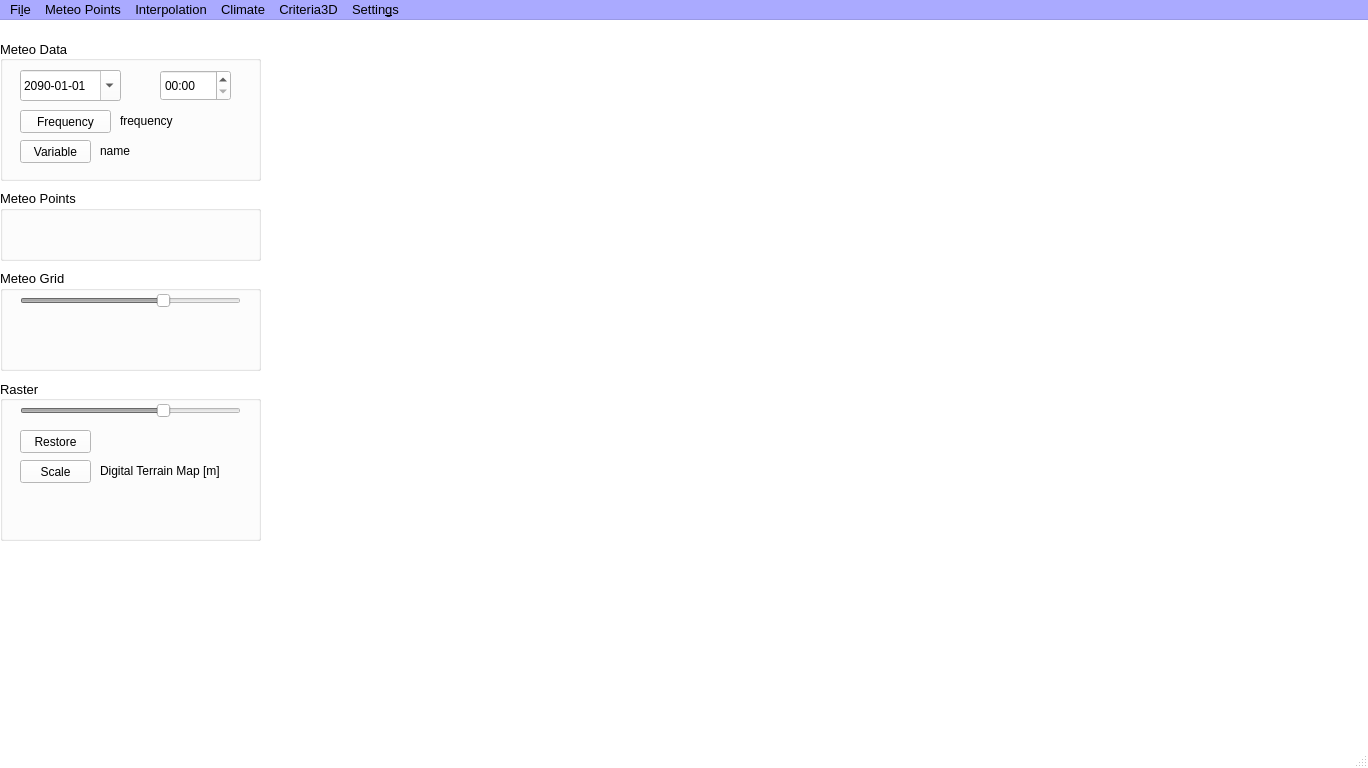
Old version of the form PRAGA/mainwindow.ui in the repository gaowudao/CRITERIA3D.
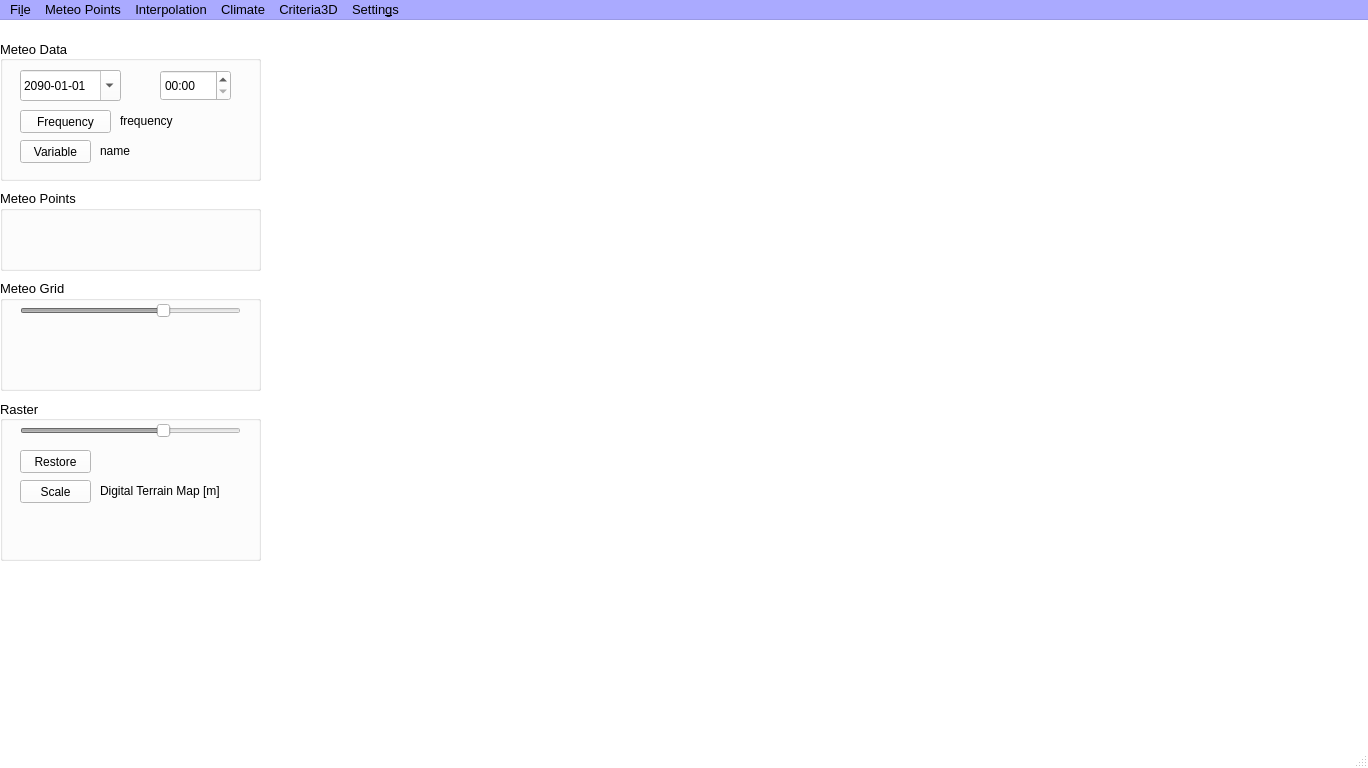
New version of the form.

Commit message: restyle mainwindow

```diff
--- a/PRAGA/mainwindow.ui
+++ b/PRAGA/mainwindow.ui
@@ -477,7 +477,7 @@
     <property name="geometry">
      <rect>
       <x>0</x>
-      <y>360</y>
+      <y>380</y>
       <width>261</width>
       <height>161</height>
      </rect>
@@ -957,7 +957,7 @@
      <property name="geometry">
       <rect>
        <x>-1</x>
-       <y>120</y>
+       <y>110</y>
        <width>261</width>
        <height>41</height>
       </rect>
@@ -1784,9 +1784,9 @@
     <property name="geometry">
      <rect>
       <x>0</x>
-      <y>250</y>
+      <y>260</y>
       <width>261</width>
-      <height>101</height>
+      <height>111</height>
      </rect>
     </property>
     <property name="autoFillBackground">
@@ -1860,7 +1860,7 @@
       <x>0</x>
       <y>170</y>
       <width>261</width>
-      <height>71</height>
+      <height>81</height>
      </rect>
     </property>
     <property name="autoFillBackground">
```
Left out of the diff: 55 changed lines with no effect on the pictures. The commit also changes 1 other file.
